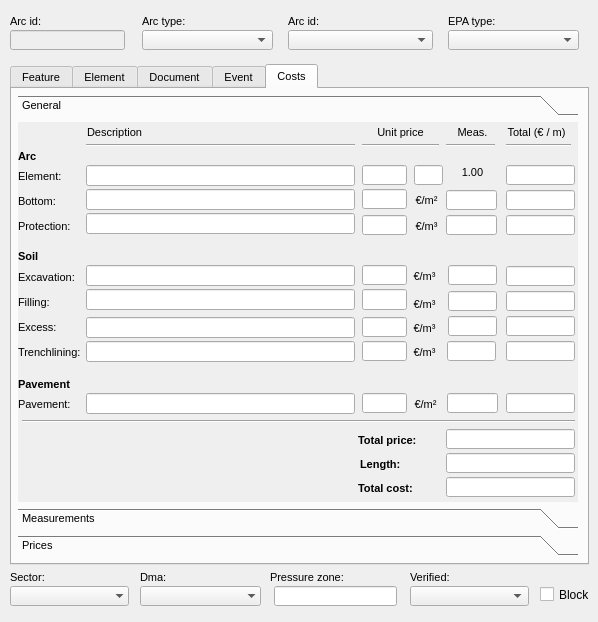
Old version of the form ui/ws_man_arc.ui in the repository Giswater/giswater_qgis_plugin.
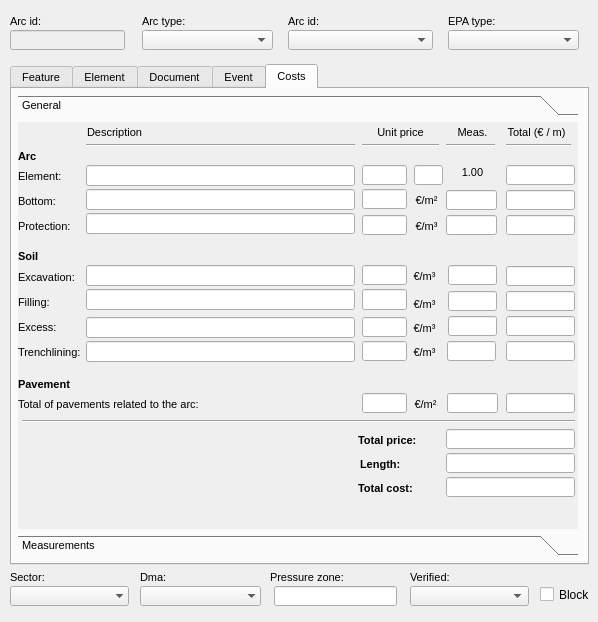
New version of the form. Icons and pictures are not drawn.

Commit message: Remove from tab costs subtab of price

```diff
--- a/ui/ws_man_arc.ui
+++ b/ui/ws_man_arc.ui
@@ -1979,7 +1979,7 @@
         <x>0</x>
         <y>0</y>
         <width>560</width>
-        <height>380</height>
+        <height>407</height>
        </rect>
       </property>
       <attribute name="label">
@@ -3259,7 +3259,7 @@
         <rect>
          <x>0</x>
          <y>271</y>
-         <width>61</width>
+         <width>329</width>
          <height>22</height>
         </rect>
        </property>
@@ -3276,7 +3276,7 @@
         <enum>QFrame::Plain</enum>
        </property>
        <property name="text">
-        <string>Pavement:</string>
+        <string>Total of pavements related to the arc:</string>
        </property>
        <property name="textFormat">
         <enum>Qt::AutoText</enum>
@@ -3431,22 +3431,6 @@
         <number>3</number>
        </property>
       </widget>
-      <widget class="QLineEdit" name="arc_cost_10">
-       <property name="geometry">
-        <rect>
-         <x>68</x>
-         <y>271</y>
-         <width>269</width>
-         <height>21</height>
-        </rect>
-       </property>
-       <property name="text">
-        <string/>
-       </property>
-       <property name="alignment">
-        <set>Qt::AlignCenter</set>
-       </property>
-      </widget>
       <widget class="QLabel" name="label_varc_node_17">
        <property name="geometry">
         <rect>
@@ -4287,29 +4271,6 @@
       <zorder>label_doc_to_5</zorder>
       <zorder>label_doc_to_6</zorder>
      </widget>
-     <widget class="QWidget" name="page_20">
-      <property name="geometry">
-       <rect>
-        <x>0</x>
-        <y>0</y>
-        <width>98</width>
-        <height>28</height>
-       </rect>
-      </property>
-      <attribute name="label">
-       <string>Prices</string>
-      </attribute>
-      <widget class="QTableView" name="tbl_price_arc">
-       <property name="geometry">
-        <rect>
-         <x>14</x>
-         <y>20</y>
-         <width>530</width>
-         <height>341</height>
-        </rect>
-       </property>
-      </widget>
-     </widget>
     </widget>
    </widget>
   </widget>
```
Left out of the diff: 4 changed lines with no effect on the pictures. The commit also changes 3 other files.
